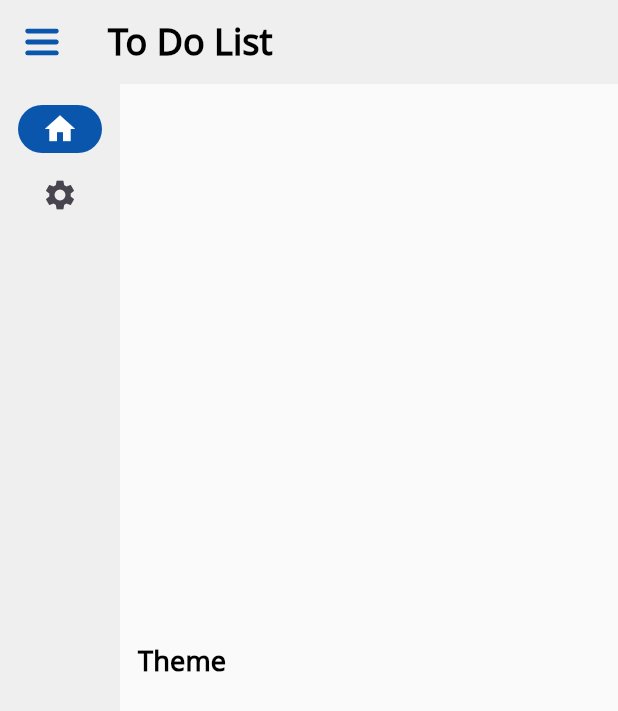
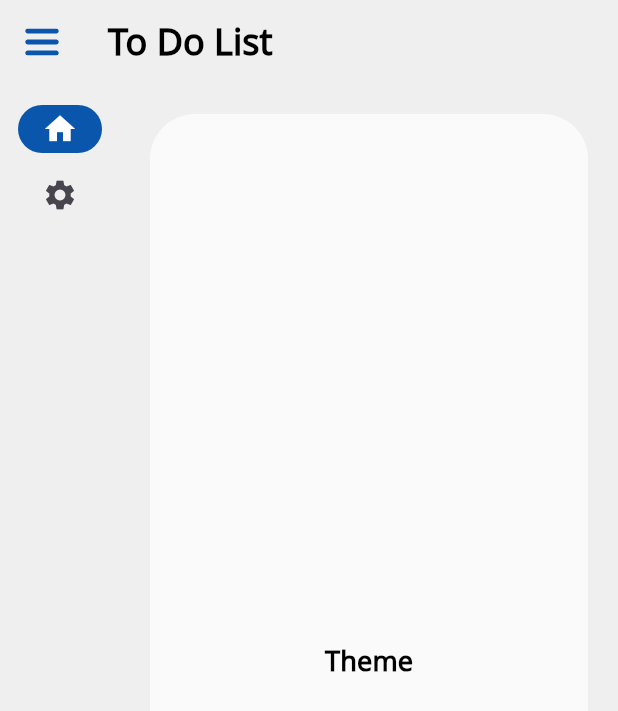
Before and after one commit to kihyun1998/todo_window_app, a Flutter app: the screen it shows after launch, on a phone screen of 412 x 824 dp. Shown: the top 711 px of the screen. Run offline on Flutter 3.47's test engine with Material 3 defaults, Android fonts, the light colour scheme and no system bars; our stand-ins replace flutter_riverpod, flutter_svg; project files that could hold a hidden picture were left out.

Commit message:
어느정도 성공

```diff
--- a/lib/src/pages/home_page.dart
+++ b/lib/src/pages/home_page.dart
@@ -32,8 +32,12 @@ class _HomePageState extends State<HomePage> {
           title: Text(S.current.todolist),
         ),
         // drawer: const Drawer(),
-        body: Container(
-          decoration: BoxDecoration(borderRadius: BorderRadius.circular(10)),
+        body: ColoredBox(
+          color: ref.color.surface2,
+          child: Container(
+            decoration: BoxDecoration(
+              borderRadius: BorderRadius.circular(30.0),
+            ),
             child: Row(
               children: [
                 NavigationRail(
@@ -52,10 +56,15 @@ class _HomePageState extends State<HomePage> {
                     ),
                   ],
                 ),
-              Container(
+                Expanded(
+                  child: Container(
+                    height: double.infinity,
+                    width: double.infinity,
                     decoration: BoxDecoration(
-                  borderRadius: BorderRadius.circular(10.0),
+                      color: ref.color.surface,
+                      borderRadius: BorderRadius.circular(30.0),
                     ),
+                    margin: const EdgeInsets.all(20),
                     child: TextButton(
                       onPressed: ref.watch(themeProvider.notifier).toggleTheme,
                       child: Text(
@@ -64,7 +73,9 @@ class _HomePageState extends State<HomePage> {
                       ),
                     ),
                   ),
+                ),
               ],
+            ),
           ),
         ),
       ),
--- a/lib/src/service/theme_riverpod.dart
+++ b/lib/src/service/theme_riverpod.dart
@@ -32,7 +32,7 @@ extension ThemeServiceExt on WidgetRef {
     return ThemeData(
       scaffoldBackgroundColor: theme.color.surface,
       appBarTheme: AppBarTheme(
-        backgroundColor: theme.color.navRailBackground,
+        backgroundColor: theme.color.surface2,
         elevation: 0,
         centerTitle: false,
         iconTheme: IconThemeData(
@@ -43,7 +43,7 @@ extension ThemeServiceExt on WidgetRef {
         ),
       ),
       navigationRailTheme: NavigationRailThemeData(
-          backgroundColor: theme.color.navRailBackground,
+          backgroundColor: theme.color.surface2,
           indicatorColor: theme.color.primary,
           selectedIconTheme: IconThemeData(
             color: theme.color.onPrimary,
--- a/lib/style/dart_theme.dart
+++ b/lib/style/dart_theme.dart
@@ -10,7 +10,7 @@ class DarkTheme implements AppTheme {
   @override
   AppColor color = AppColor(
     surface: Palette.grey800,
-    navRailBackground: Palette.grey850,
+    surface2: Palette.grey850,
     background: Palette.black.withOpacity(0.55),
     text: Palette.grey100,
     subtext: Palette.grey500,
--- a/lib/style/foundation/app_color.dart
+++ b/lib/style/foundation/app_color.dart
@@ -2,7 +2,7 @@ part of 'app_theme.dart';
 
 class AppColor {
   const AppColor({
-    required this.navRailBackground,
+    required this.surface2,
     required this.surface,
     required this.background,
     required this.text,
@@ -26,7 +26,7 @@ class AppColor {
   /// Surface
   final Color surface;
   final Color background;
-  final Color navRailBackground;
+  final Color surface2;
 
   /// Toast
   final Color toastContainer;
--- a/lib/style/light_theme.dart
+++ b/lib/style/light_theme.dart
@@ -10,7 +10,7 @@ class LightTheme implements AppTheme {
   @override
   AppColor color = AppColor(
     surface: Palette.grey100,
-    navRailBackground: Palette.grey200,
+    surface2: Palette.grey200,
     background: Palette.black.withOpacity(0.55),
     text: Palette.black,
     subtext: Palette.grey700,
```
Lines whose indentation alone changed are shown as unchanged.
